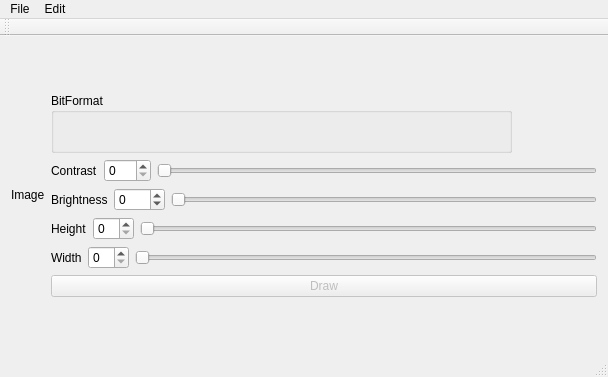
The window that mainwindow.ui (ElfoLiNk/ImageStenography) describes before a commit, drawn with Qt 5.
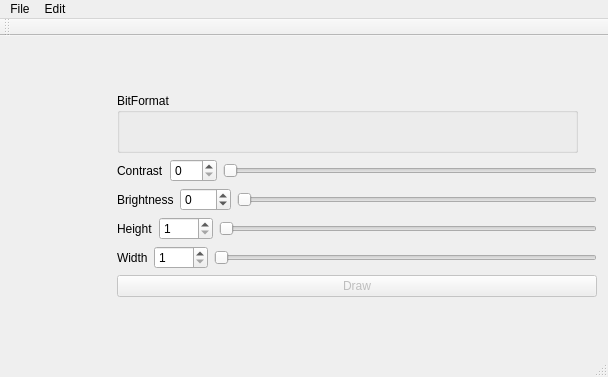
The same window after the commit.

The edit to the form file:
```diff
--- a/mainwindow.ui
+++ b/mainwindow.ui
@@ -25,8 +25,17 @@
      <layout class="QHBoxLayout" name="horizontalLayout_6">
       <item>
        <widget class="QLabel" name="imageArea">
+        <property name="minimumSize">
+         <size>
+          <width>100</width>
+          <height>100</height>
+         </size>
+        </property>
+        <property name="layoutDirection">
+         <enum>Qt::LeftToRight</enum>
+        </property>
         <property name="text">
-         <string>Image</string>
+         <string/>
         </property>
         <property name="scaledContents">
          <bool>false</bool>
@@ -52,7 +61,7 @@
           <property name="title">
            <string>BitFormat</string>
           </property>
-          <widget class="QWidget" name="">
+          <widget class="QWidget" name="layoutWidget">
            <property name="geometry">
             <rect>
              <x>11</x>
@@ -173,10 +182,23 @@
            </widget>
           </item>
           <item>
-           <widget class="QSpinBox" name="heightSpinBox"/>
+           <widget class="QSpinBox" name="heightSpinBox">
+            <property name="minimum">
+             <number>1</number>
+            </property>
+            <property name="maximum">
+             <number>9999</number>
+            </property>
+           </widget>
           </item>
           <item>
            <widget class="QSlider" name="heightSlider">
+            <property name="minimum">
+             <number>1</number>
+            </property>
+            <property name="maximum">
+             <number>9999</number>
+            </property>
             <property name="orientation">
              <enum>Qt::Horizontal</enum>
             </property>
@@ -194,10 +216,23 @@
            </widget>
           </item>
           <item>
-           <widget class="QSpinBox" name="widthSpinBox"/>
+           <widget class="QSpinBox" name="widthSpinBox">
+            <property name="minimum">
+             <number>1</number>
+            </property>
+            <property name="maximum">
+             <number>9999</number>
+            </property>
+           </widget>
           </item>
           <item>
            <widget class="QSlider" name="widthSlider">
+            <property name="minimum">
+             <number>1</number>
+            </property>
+            <property name="maximum">
+             <number>9999</number>
+            </property>
             <property name="orientation">
              <enum>Qt::Horizontal</enum>
             </property>
```
Left out of the diff: 15 changed lines with no effect on the pictures.
